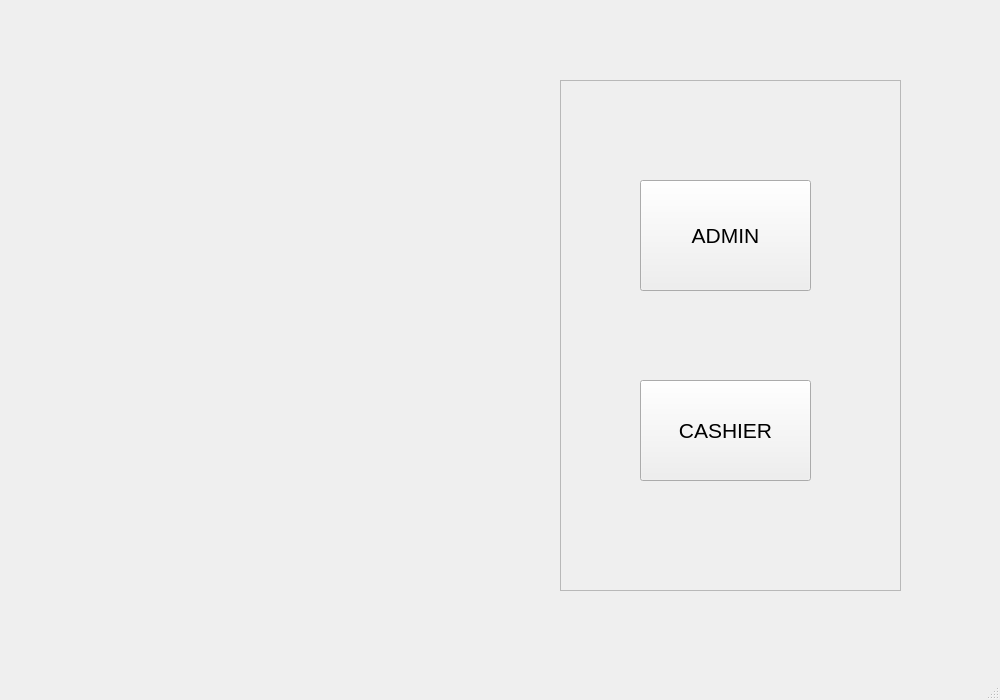
First picture: the form in mainwindow.ui, repository mesum-abbas/Canteen_Managment_System, before the edit.
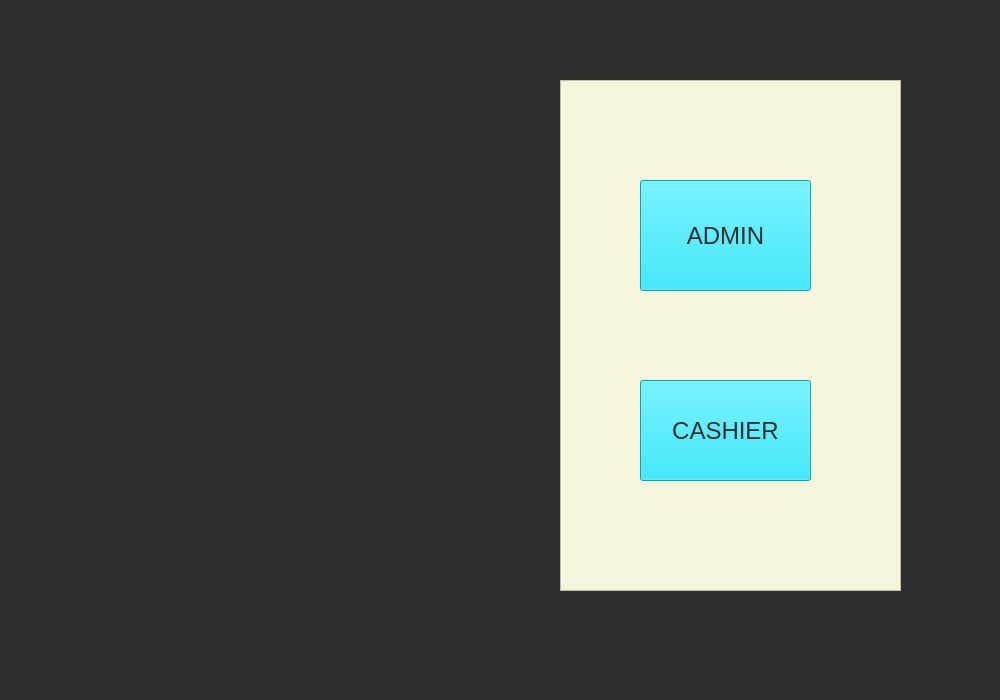
Second picture: the form after the edit.

Patch:
```diff
--- a/mainwindow.ui
+++ b/mainwindow.ui
@@ -19,6 +19,9 @@
   <property name="windowTitle">
    <string>MainWindow</string>
   </property>
+  <property name="styleSheet">
+   <string notr="true">background-color: rgb(46, 46, 46);</string>
+  </property>
   <widget class="QWidget" name="centralwidget">
    <property name="maximumSize">
     <size>
@@ -36,7 +39,7 @@
      </rect>
     </property>
     <property name="styleSheet">
-     <string notr="true"/>
+     <string notr="true">background-color: rgb(245, 245, 220);</string>
     </property>
     <property name="frameShape">
      <enum>QFrame::Shape::StyledPanel</enum>
@@ -55,9 +58,19 @@
      </property>
      <property name="font">
       <font>
-       <pointsize>16</pointsize>
+       <family>Segoe UI</family>
+       <pointsize>18</pointsize>
+       <italic>false</italic>
+       <bold>false</bold>
       </font>
      </property>
+     <property name="styleSheet">
+      <string notr="true">font: 18pt &quot;Segoe UI&quot;;
+border-color: rgb(15, 15, 15);
+
+background-color: rgb(0, 229, 255);
+color: rgb(46, 46, 46);</string>
+     </property>
      <property name="text">
       <string>ADMIN</string>
      </property>
@@ -73,9 +86,18 @@
      </property>
      <property name="font">
       <font>
-       <pointsize>16</pointsize>
+       <family>Segoe UI</family>
+       <pointsize>18</pointsize>
+       <italic>false</italic>
+       <bold>false</bold>
       </font>
      </property>
+     <property name="styleSheet">
+      <string notr="true">border-color: rgb(15, 15, 15);
+font: 18pt &quot;Segoe UI&quot;;
+background-color: rgb(0, 229, 255);
+color: rgb(46, 46, 46);</string>
+     </property>
      <property name="text">
       <string>CASHIER</string>
      </property>
```
